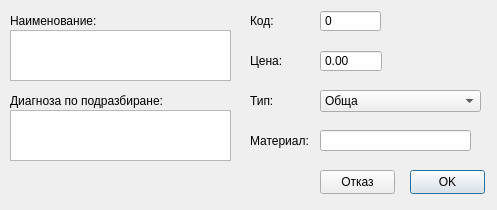
Qt form src/View/SettingsDialog/ProcedureTemplateDialog/ProcedureTemplateDialog.ui (thefinalcutbg/DinoDent) before a commit.
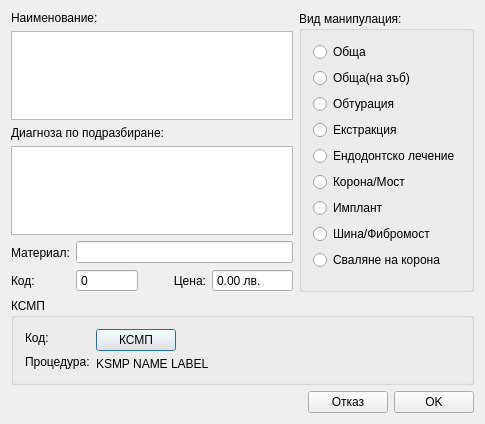
The same form after that commit. Custom widgets are drawn as their Qt base class.

Commit message: ksmp implemented

```diff
--- a/src/View/SettingsDialog/ProcedureTemplateDialog/ProcedureTemplateDialog.ui
+++ b/src/View/SettingsDialog/ProcedureTemplateDialog/ProcedureTemplateDialog.ui
@@ -6,255 +6,337 @@
    <rect>
     <x>0</x>
     <y>0</y>
-    <width>497</width>
-    <height>210</height>
+    <width>485</width>
+    <height>424</height>
    </rect>
   </property>
   <property name="windowTitle">
    <string>ProcedureTemplateDialog</string>
   </property>
-  <widget class="QComboBox" name="typeEdit">
-   <property name="geometry">
-    <rect>
-     <x>320</x>
-     <y>90</y>
-     <width>161</width>
-     <height>22</height>
-    </rect>
-   </property>
+  <layout class="QVBoxLayout" name="verticalLayout_10">
+   <item>
+    <layout class="QHBoxLayout" name="horizontalLayout_6">
+     <item>
+      <layout class="QVBoxLayout" name="verticalLayout_9">
+       <item>
+        <layout class="QVBoxLayout" name="verticalLayout_8">
+         <item>
+          <widget class="QLabel" name="label">
+           <property name="text">
+            <string>Наименование:</string>
+           </property>
+          </widget>
+         </item>
    <item>
+          <widget class="TextEdit" name="nameEdit">
+           <property name="acceptDrops">
+            <bool>false</bool>
+           </property>
+           <property name="verticalScrollBarPolicy">
+            <enum>Qt::ScrollBarAlwaysOff</enum>
+           </property>
+           <property name="horizontalScrollBarPolicy">
+            <enum>Qt::ScrollBarAlwaysOff</enum>
+           </property>
+           <property name="acceptRichText">
+            <bool>false</bool>
+           </property>
+          </widget>
+         </item>
+         <item>
+          <widget class="QLabel" name="label_5">
+           <property name="text">
+            <string>Диагноза по подразбиране:</string>
+           </property>
+          </widget>
+         </item>
+         <item>
+          <widget class="TextEdit" name="diagnosisEdit">
+           <property name="acceptDrops">
+            <bool>false</bool>
+           </property>
+           <property name="verticalScrollBarPolicy">
+            <enum>Qt::ScrollBarAlwaysOff</enum>
+           </property>
+           <property name="horizontalScrollBarPolicy">
+            <enum>Qt::ScrollBarAlwaysOff</enum>
+           </property>
+           <property name="acceptRichText">
+            <bool>false</bool>
+           </property>
+          </widget>
+         </item>
+        </layout>
+       </item>
+       <item>
+        <layout class="QHBoxLayout" name="horizontalLayout_5">
+         <item>
+          <layout class="QVBoxLayout" name="verticalLayout_6">
+           <item>
+            <widget class="QLabel" name="label_6">
+             <property name="text">
+              <string>Материал:</string>
+             </property>
+            </widget>
+           </item>
+           <item>
+            <widget class="QLabel" name="label_3">
+             <property name="text">
+              <string>Код:</string>
+             </property>
+            </widget>
+           </item>
+          </layout>
+         </item>
+         <item>
+          <layout class="QVBoxLayout" name="verticalLayout_7">
+           <item>
+            <widget class="LineEdit" name="materialEdit"/>
+           </item>
+           <item>
+            <layout class="QHBoxLayout" name="horizontalLayout_4">
+             <item>
+              <widget class="QSpinBox" name="codeEdit">
+               <property name="buttonSymbols">
+                <enum>QAbstractSpinBox::NoButtons</enum>
+               </property>
+               <property name="maximum">
+                <number>9999</number>
+               </property>
+              </widget>
+             </item>
+             <item>
+              <widget class="QLabel" name="label_2">
+               <property name="text">
+                <string>Цена:</string>
+               </property>
+               <property name="alignment">
+                <set>Qt::AlignRight|Qt::AlignTrailing|Qt::AlignVCenter</set>
+               </property>
+              </widget>
+             </item>
+             <item>
+              <widget class="QDoubleSpinBox" name="priceEdit">
+               <property name="buttonSymbols">
+                <enum>QAbstractSpinBox::NoButtons</enum>
+               </property>
+               <property name="suffix">
+                <string> лв.</string>
+               </property>
+               <property name="maximum">
+                <double>99999.000000000000000</double>
+               </property>
+               <property name="value">
+                <double>0.000000000000000</double>
+               </property>
+              </widget>
+             </item>
+            </layout>
+           </item>
+          </layout>
+         </item>
+        </layout>
+       </item>
+       <item>
+        <spacer name="verticalSpacer_2">
+         <property name="orientation">
+          <enum>Qt::Vertical</enum>
+         </property>
+         <property name="sizeHint" stdset="0">
+          <size>
+           <width>20</width>
+           <height>40</height>
+          </size>
+         </property>
+        </spacer>
+       </item>
+      </layout>
+     </item>
+     <item>
+      <widget class="QGroupBox" name="procedureType">
+       <property name="title">
+        <string>Вид манипулация:</string>
+       </property>
+       <layout class="QVBoxLayout" name="verticalLayout">
+        <item>
+         <widget class="QRadioButton" name="radioButton">
     <property name="text">
      <string>Обща</string>
     </property>
+         </widget>
    </item>
    <item>
+         <widget class="QRadioButton" name="radioButton_2">
     <property name="text">
-     <string>Обща (на зъб)</string>
-    </property>
+           <string>Обща(на зъб)</string>
+          </property>
+         </widget>
    </item>
    <item>
+         <widget class="QRadioButton" name="radioButton_3">
     <property name="text">
      <string>Обтурация</string>
     </property>
+         </widget>
    </item>
    <item>
+         <widget class="QRadioButton" name="radioButton_4">
     <property name="text">
      <string>Екстракция</string>
     </property>
+         </widget>
    </item>
    <item>
+         <widget class="QRadioButton" name="radioButton_5">
     <property name="text">
      <string>Ендодонтско лечение</string>
     </property>
+         </widget>
    </item>
    <item>
+         <widget class="QRadioButton" name="radioButton_6">
     <property name="text">
-     <string>Фиксирано протезиране</string>
-    </property>
+           <string>Корона/Мост</string>
+          </property>
+         </widget>
    </item>
    <item>
+         <widget class="QRadioButton" name="radioButton_7">
     <property name="text">
      <string>Имплант</string>
     </property>
+         </widget>
    </item>
    <item>
+         <widget class="QRadioButton" name="radioButton_8">
     <property name="text">
-     <string>Фибромост</string>
-    </property>
+           <string>Шина/Фибромост</string>
+          </property>
+         </widget>
    </item>
    <item>
+         <widget class="QRadioButton" name="radioButton_9">
     <property name="text">
      <string>Сваляне на корона</string>
     </property>
-   </item>
-  </widget>
+         </widget>
+        </item>
+       </layout>
+      </widget>
+     </item>
+    </layout>
+   </item>
+   <item>
+    <widget class="QGroupBox" name="groupBox">
+     <property name="title">
+      <string>КСМП</string>
+     </property>
+     <layout class="QVBoxLayout" name="verticalLayout_5">
+      <item>
+       <layout class="QHBoxLayout" name="horizontalLayout_3">
+        <item>
+         <layout class="QVBoxLayout" name="verticalLayout_2">
+          <item>
   <widget class="QLabel" name="label_4">
-   <property name="geometry">
-    <rect>
-     <x>250</x>
-     <y>90</y>
-     <width>51</width>
-     <height>21</height>
-    </rect>
-   </property>
-   <property name="text">
-    <string>Тип:</string>
-   </property>
-  </widget>
-  <widget class="QLabel" name="label_2">
-   <property name="geometry">
-    <rect>
-     <x>250</x>
-     <y>10</y>
-     <width>81</width>
-     <height>21</height>
-    </rect>
-   </property>
    <property name="text">
     <string>Код:</string>
    </property>
   </widget>
-  <widget class="QLabel" name="label_5">
-   <property name="geometry">
-    <rect>
-     <x>10</x>
-     <y>90</y>
-     <width>171</width>
-     <height>21</height>
-    </rect>
-   </property>
+          </item>
+          <item>
+           <widget class="QLabel" name="label_8">
    <property name="text">
-    <string>Диагноза по подразбиране:</string>
-   </property>
-  </widget>
-  <widget class="QSpinBox" name="codeEdit">
-   <property name="geometry">
-    <rect>
-     <x>320</x>
-     <y>10</y>
-     <width>61</width>
-     <height>22</height>
-    </rect>
-   </property>
-   <property name="buttonSymbols">
-    <enum>QAbstractSpinBox::NoButtons</enum>
-   </property>
-  </widget>
-  <widget class="QLabel" name="label">
-   <property name="geometry">
-    <rect>
-     <x>10</x>
-     <y>10</y>
-     <width>101</width>
-     <height>21</height>
-    </rect>
-   </property>
+             <string>Процедура:</string>
+            </property>
+           </widget>
+          </item>
+         </layout>
+        </item>
+        <item>
+         <layout class="QVBoxLayout" name="verticalLayout_4">
+          <item>
+           <layout class="QHBoxLayout" name="horizontalLayout">
+            <item>
+             <widget class="QPushButton" name="ksmpButton">
    <property name="text">
-    <string>Наименование:</string>
-   </property>
-  </widget>
-  <widget class="QDoubleSpinBox" name="priceEdit">
-   <property name="geometry">
-    <rect>
-     <x>320</x>
-     <y>50</y>
-     <width>62</width>
-     <height>22</height>
-    </rect>
-   </property>
-   <property name="buttonSymbols">
-    <enum>QAbstractSpinBox::NoButtons</enum>
-   </property>
-   <property name="maximum">
-    <double>10000.000000000000000</double>
-   </property>
-  </widget>
-  <widget class="QLabel" name="label_3">
-   <property name="geometry">
-    <rect>
-     <x>250</x>
-     <y>50</y>
-     <width>81</width>
-     <height>21</height>
-    </rect>
-   </property>
+               <string>КСМП</string>
+              </property>
+             </widget>
+            </item>
+            <item>
+             <spacer name="horizontalSpacer">
+              <property name="orientation">
+               <enum>Qt::Horizontal</enum>
+              </property>
+              <property name="sizeHint" stdset="0">
+               <size>
+                <width>40</width>
+                <height>20</height>
+               </size>
+              </property>
+             </spacer>
+            </item>
+           </layout>
+          </item>
+          <item>
+           <widget class="QLabel" name="ksmpLabel">
    <property name="text">
-    <string>Цена:</string>
-   </property>
-  </widget>
-  <widget class="QLabel" name="label_6">
-   <property name="geometry">
-    <rect>
-     <x>250</x>
-     <y>130</y>
-     <width>81</width>
-     <height>21</height>
-    </rect>
-   </property>
-   <property name="text">
-    <string>Материал:</string>
-   </property>
-  </widget>
-  <widget class="QPushButton" name="okButton">
-   <property name="geometry">
-    <rect>
-     <x>410</x>
-     <y>170</y>
-     <width>75</width>
-     <height>24</height>
-    </rect>
-   </property>
-   <property name="text">
-    <string>OK</string>
-   </property>
-  </widget>
+             <string>KSMP NAME LABEL</string>
+            </property>
+           </widget>
+          </item>
+         </layout>
+        </item>
+       </layout>
+      </item>
+     </layout>
+    </widget>
+   </item>
+   <item>
+    <spacer name="verticalSpacer">
+     <property name="orientation">
+      <enum>Qt::Vertical</enum>
+     </property>
+     <property name="sizeHint" stdset="0">
+      <size>
+       <width>20</width>
+       <height>14</height>
+      </size>
+     </property>
+    </spacer>
+   </item>
+   <item>
+    <layout class="QHBoxLayout" name="horizontalLayout_7">
+     <item>
+      <spacer name="horizontalSpacer_3">
+       <property name="orientation">
+        <enum>Qt::Horizontal</enum>
+       </property>
+       <property name="sizeHint" stdset="0">
+        <size>
+         <width>40</width>
+         <height>20</height>
+        </size>
+       </property>
+      </spacer>
+     </item>
+     <item>
   <widget class="QPushButton" name="cancelButton">
-   <property name="geometry">
-    <rect>
-     <x>320</x>
-     <y>170</y>
-     <width>75</width>
-     <height>24</height>
-    </rect>
-   </property>
    <property name="text">
     <string>Отказ</string>
    </property>
   </widget>
-  <widget class="TextEdit" name="nameEdit">
-   <property name="geometry">
-    <rect>
-     <x>10</x>
-     <y>30</y>
-     <width>221</width>
-     <height>51</height>
-    </rect>
-   </property>
-   <property name="acceptDrops">
-    <bool>false</bool>
-   </property>
-   <property name="verticalScrollBarPolicy">
-    <enum>Qt::ScrollBarAlwaysOff</enum>
-   </property>
-   <property name="horizontalScrollBarPolicy">
-    <enum>Qt::ScrollBarAlwaysOff</enum>
-   </property>
-   <property name="acceptRichText">
-    <bool>false</bool>
-   </property>
-  </widget>
-  <widget class="TextEdit" name="diagnosisEdit">
-   <property name="geometry">
-    <rect>
-     <x>10</x>
-     <y>110</y>
-     <width>221</width>
-     <height>51</height>
-    </rect>
-   </property>
-   <property name="acceptDrops">
-    <bool>false</bool>
-   </property>
-   <property name="verticalScrollBarPolicy">
-    <enum>Qt::ScrollBarAlwaysOff</enum>
-   </property>
-   <property name="horizontalScrollBarPolicy">
-    <enum>Qt::ScrollBarAlwaysOff</enum>
-   </property>
-   <property name="acceptRichText">
-    <bool>false</bool>
-   </property>
-  </widget>
-  <widget class="LineEdit" name="materialEdit">
-   <property name="geometry">
-    <rect>
-     <x>320</x>
-     <y>130</y>
-     <width>151</width>
-     <height>21</height>
-    </rect>
-   </property>
-  </widget>
+     </item>
+     <item>
+      <widget class="QPushButton" name="okButton">
+       <property name="text">
+        <string>OK</string>
+       </property>
+      </widget>
+     </item>
+    </layout>
+   </item>
+  </layout>
  </widget>
  <layoutdefault spacing="6" margin="11"/>
  <customwidgets>
```
Lines whose indentation alone changed are shown as unchanged. The commit also changes 50 other files.
